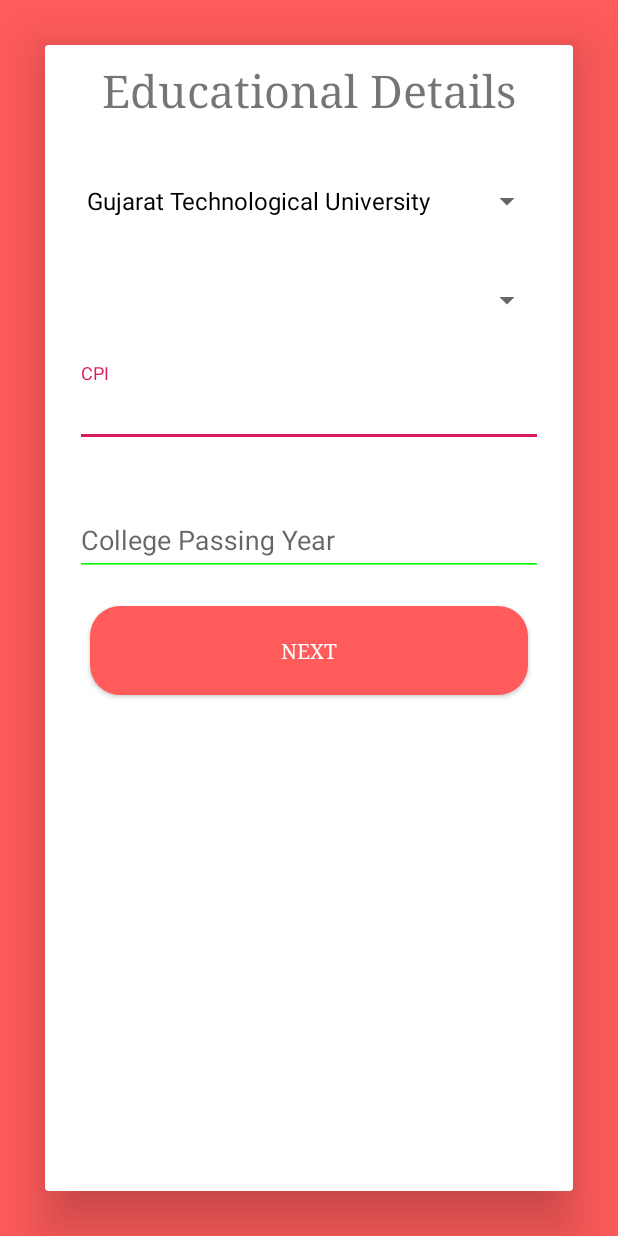
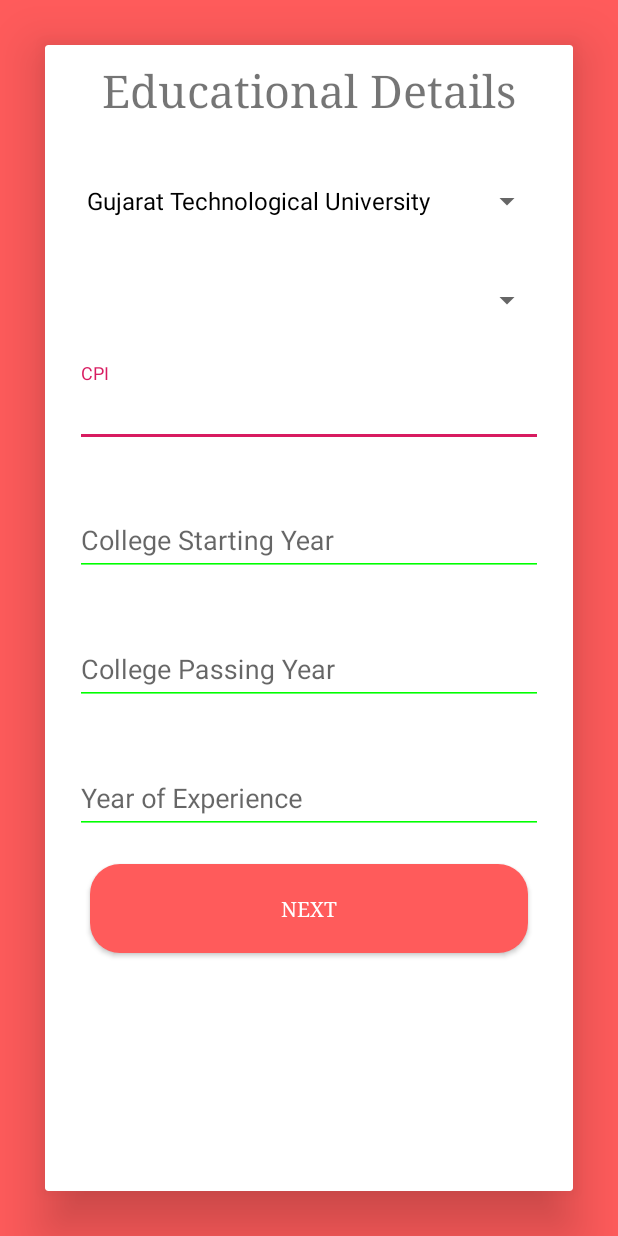
Before and after one commit to SH4LIN/Candidate-evaluation, an Android app: the educational_details screen opened directly, with no data from a screen before it, on a phone screen of 412 x 824 dp. Run offline under Robolectric (Android 15) with nearby library versions, the phone set to English and light mode, and no system bars.

Commit message:
Fifth Commit

```diff
--- a/app/src/main/AndroidManifest.xml
+++ b/app/src/main/AndroidManifest.xml
@@ -1,5 +1,6 @@
 <?xml version="1.0" encoding="utf-8"?>
 <manifest xmlns:android="http://schemas.android.com/apk/res/android"
+    xmlns:tools="http://schemas.android.com/tools"
     package="com.example.candidateevaluationsystemandroid">
 
     <application
@@ -9,7 +10,9 @@
         android:roundIcon="@mipmap/ic_launcher_round"
         android:supportsRtl="true"
         android:theme="@style/AppTheme"
-        android:windowSoftInputMode="adjustPan">
+        android:windowSoftInputMode="adjustPan"
+        tools:replace="android:icon">
+        <activity android:name=".AdminSide"></activity>
         <activity android:name=".splash" />
         <activity android:name=".Skills_Specialities" />
         <activity android:name=".educational_details" />
--- a/app/src/main/java/com/example/candidateevaluationsystemandroid/educational_details.java
+++ b/app/src/main/java/com/example/candidateevaluationsystemandroid/educational_details.java
@@ -2,8 +2,11 @@ package com.example.candidateevaluationsystemandroid;
 
 import androidx.appcompat.app.AppCompatActivity;
 
+import android.content.Intent;
 import android.os.Bundle;
+import android.view.View;
 import android.widget.ArrayAdapter;
+import android.widget.Button;
 import android.widget.Spinner;
 
 import java.util.ArrayList;
@@ -11,11 +14,18 @@ import java.util.List;
 
 public class educational_details extends AppCompatActivity {
     Spinner institute,course;
+    Button next2;
     @Override
     protected void onCreate(Bundle savedInstanceState) {
         super.onCreate(savedInstanceState);
         setContentView(R.layout.activity_educational_details);
         findViewsById();
+        next2.setOnClickListener(new View.OnClickListener() {
+            @Override
+            public void onClick(View v) {
+                startActivity(new Intent(getApplicationContext(),Skills_Specialities.class));
+            }
+        });
         List<String> institutes = new ArrayList<String>();
         institutes.add("Gujarat Technological University");
         ArrayAdapter arrayAdapter = new ArrayAdapter<>(this,R.layout.support_simple_spinner_dropdown_item,institutes);
@@ -25,5 +35,6 @@ public class educational_details extends AppCompatActivity {
     public void findViewsById(){
         institute = (Spinner) findViewById(R.id.input_institute);
         course = (Spinner) findViewById(R.id.input_studyoffield);
+        next2 = (Button) findViewById(R.id.next2);
     }
 }
--- a/app/src/main/java/com/example/candidateevaluationsystemandroid/splash.java
+++ b/app/src/main/java/com/example/candidateevaluationsystemandroid/splash.java
@@ -18,6 +18,6 @@ public class splash extends AppCompatActivity {
                 startActivity(new Intent(getApplicationContext(),Home.class));
                 finish();
             }
-        },5000);
+        },1000);
     }
 }
--- a/app/src/main/res/layout/activity_details.xml
+++ b/app/src/main/res/layout/activity_details.xml
@@ -157,9 +157,9 @@
                 android:textColor="#fff"
                 android:fontFamily="serif"
                 android:layout_marginEnd="30dp"
-                android:layout_marginBottom="20dp"
+                android:layout_marginBottom="30dp"
                 android:layout_marginStart="30dp"
-                android:layout_marginTop="20dp"/>
+                android:layout_marginTop="10dp"/>
 
         </RelativeLayout>
             </LinearLayout>
--- a/app/src/main/res/layout/activity_educational_details.xml
+++ b/app/src/main/res/layout/activity_educational_details.xml
@@ -98,6 +98,29 @@
                         android:layout_width="match_parent"
                         android:layout_height="wrap_content"
                         android:layout_below="@id/input_layout_cpi"
+                        android:id="@+id/input_layout_startyear"
+
+                        android:layout_marginTop="30dp"
+                        android:layout_marginStart="20dp"
+                        android:layout_marginEnd="20dp"
+                        >
+
+                        <EditText
+                            android:id="@+id/startingyear"
+                            android:layout_width="match_parent"
+                            android:layout_height="match_parent"
+                            android:backgroundTint="#0f0"
+                            android:hint="College Starting Year"
+                            android:inputType="number"
+                            android:maxLength="4" />
+
+
+                    </com.google.android.material.textfield.TextInputLayout>
+
+                    <com.google.android.material.textfield.TextInputLayout
+                        android:layout_width="match_parent"
+                        android:layout_height="wrap_content"
+                        android:layout_below="@id/input_layout_startyear"
                         android:id="@+id/input_layout_passedyear"
                         android:layout_marginTop="30dp"
                         android:layout_marginStart="20dp"
@@ -105,12 +128,35 @@
                         >
 
                         <EditText
+                            android:id="@+id/passingyear"
                             android:layout_width="match_parent"
                             android:layout_height="match_parent"
+                            android:backgroundTint="#0f0"
                             android:hint="College Passing Year"
-                            android:inputType="date"
-                            android:focusable="false"
-                            android:backgroundTint="#0f0" />
+                            android:inputType="number"
+                            android:maxLength="4" />
+
+
+                    </com.google.android.material.textfield.TextInputLayout>
+
+                    <com.google.android.material.textfield.TextInputLayout
+                        android:layout_width="match_parent"
+                        android:layout_height="wrap_content"
+                        android:layout_below="@id/input_layout_passedyear"
+                        android:id="@+id/input_layout_yearexperience"
+                        android:layout_marginTop="30dp"
+                        android:layout_marginStart="20dp"
+                        android:layout_marginEnd="20dp"
+                        >
+
+                        <EditText
+                            android:id="@+id/yearexperience"
+                            android:layout_width="match_parent"
+                            android:layout_height="match_parent"
+                            android:backgroundTint="#0f0"
+                            android:hint="Year of Experience"
+                            android:inputType="number"
+                            android:maxLength="4" />
 
 
                     </com.google.android.material.textfield.TextInputLayout>
@@ -119,9 +165,10 @@
                         android:layout_width="match_parent"
                         android:layout_height="wrap_content"
                         android:text="Next"
-                        android:layout_below="@id/input_layout_passedyear"
+                        android:layout_below="@id/input_layout_yearexperience"
                         android:background="@drawable/button"
                         android:textColor="#fff"
+                        android:id="@+id/next2"
                         android:fontFamily="serif"
                         android:layout_marginBottom="20dp"
                         android:layout_marginEnd="30dp"
--- a/app/src/main/res/layout/bottomsheetlogin.xml
+++ b/app/src/main/res/layout/bottomsheetlogin.xml
@@ -112,7 +112,7 @@
                 android:text="Login"
                 android:textStyle="bold"
                 android:fontFamily="serif"
-                android:id="@+id/submit"
+                android:id="@+id/loginbtn"
                 android:animateLayoutChanges="true"
                 android:textColor="#ffffff"
                 android:background="@drawable/button"
--- a/build.gradle
+++ b/build.gradle
@@ -19,6 +19,7 @@ allprojects {
         google()
         maven { url "https://jitpack.io" }
         jcenter()
+        mavenCentral()
 
     }
 }
```
Also changed, not shown: app/build.gradle (+7 -5 lines), app/src/main/java/com/example/candidateevaluationsystemandroid/AdminSide.java (added, +14 -0 lines), app/src/main/java/com/example/candidateevaluationsystemandroid/Home.java (+12 -9 lines), app/src/main/java/com/example/candidateevaluationsystemandroid/activity_intro.java (+6 -3 lines), app/src/main/res/layout/activity_admin_side.xml (added, +9 -0 lines), app/src/main/res/layout/activity_skills__specialities.xml (+6 -1 lines).
